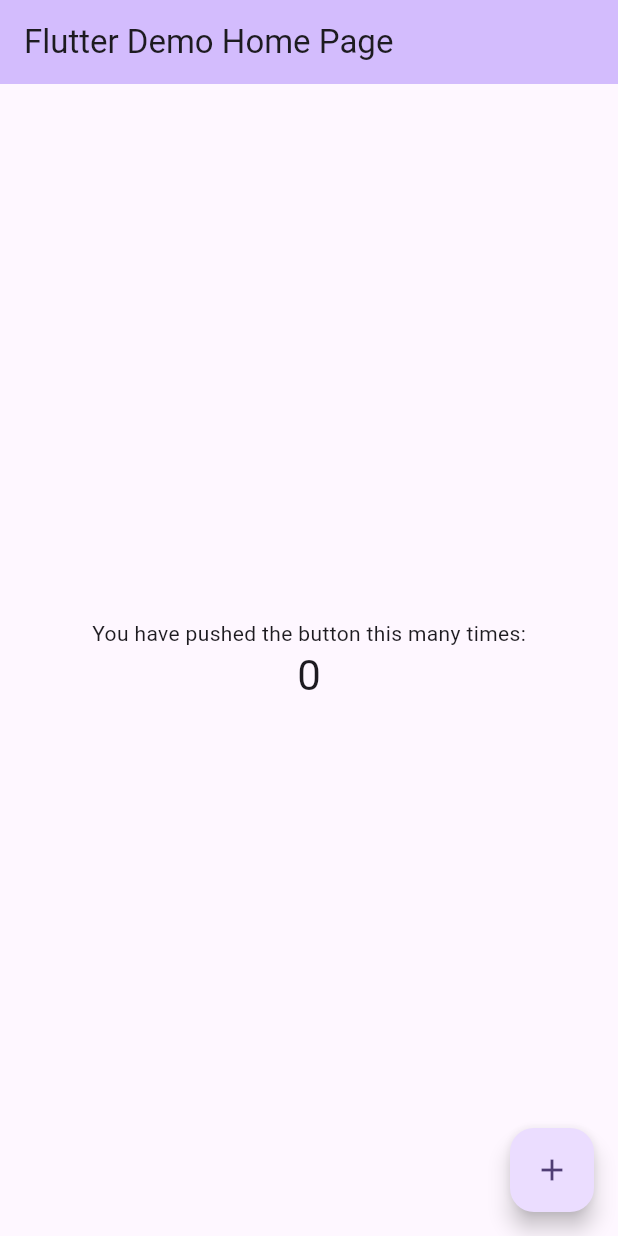
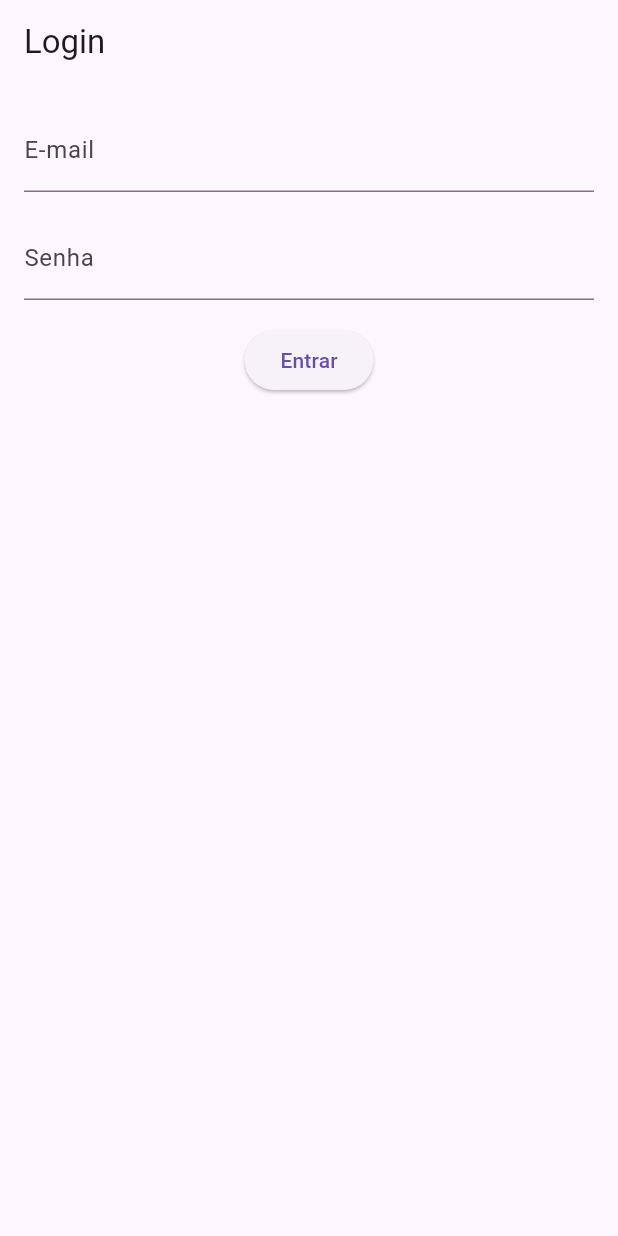
Before and after one commit to JVBC743/servinow-mobile, a Flutter app: the screen it shows after launch, on a phone screen of 412 x 824 dp. Run offline on Flutter 3.47's test engine with Material 3 defaults, Android fonts, the phone set to English and light mode, and no system bars; our stand-ins replace shared_preferences.

Commit message:
setup inicial

```diff
--- a/lib/main.dart
+++ b/lib/main.dart
@@ -1,122 +1,24 @@
 import 'package:flutter/material.dart';
+import 'package:servinow_mobile/screens/auth/login_screen.dart';
 
 void main() {
-  runApp(const MyApp());
+  runApp(const ServinowApp());
 }
 
-class MyApp extends StatelessWidget {
-  const MyApp({super.key});
+class ServinowApp extends StatelessWidget {
+  const ServinowApp({super.key});
 
-  // This widget is the root of your application.
   @override
   Widget build(BuildContext context) {
     return MaterialApp(
-      title: 'Flutter Demo',
-      theme: ThemeData(
-        // This is the theme of your application.
-        //
-        // TRY THIS: Try running your application with "flutter run". You'll see
-        // the application has a purple toolbar. Then, without quitting the app,
-        // try changing the seedColor in the colorScheme below to Colors.green
-        // and then invoke "hot reload" (save your changes or press the "hot
-        // reload" button in a Flutter-supported IDE, or press "r" if you used
-        // the command line to start the app).
-        //
-        // Notice that the counter didn't reset back to zero; the application
-        // state is not lost during the reload. To reset the state, use hot
-        // restart instead.
-        //
-        // This works for code too, not just values: Most code changes can be
-        // tested with just a hot reload.
-        colorScheme: ColorScheme.fromSeed(seedColor: Colors.deepPurple),
-      ),
-      home: const MyHomePage(title: 'Flutter Demo Home Page'),
+      title: 'ServiNow',
+      debugShowCheckedModeBanner: false,
+      theme: ThemeData(primarySwatch: Colors.indigo),
+      initialRoute: '/login',
+      routes: {
+        '/login': (context) => const LoginScreen(),
+        '/home': (context) => const Placeholder(), // Troque pela tela real depois
+      },
     );
   }
 }
-
-class MyHomePage extends StatefulWidget {
-  const MyHomePage({super.key, required this.title});
-
-  // This widget is the home page of your application. It is stateful, meaning
-  // that it has a State object (defined below) that contains fields that affect
-  // how it looks.
-
-  // This class is the configuration for the state. It holds the values (in this
-  // case the title) provided by the parent (in this case the App widget) and
-  // used by the build method of the State. Fields in a Widget subclass are
-  // always marked "final".
-
-  final String title;
-
-  @override
-  State<MyHomePage> createState() => _MyHomePageState();
-}
-
-class _MyHomePageState extends State<MyHomePage> {
-  int _counter = 0;
-
-  void _incrementCounter() {
-    setState(() {
-      // This call to setState tells the Flutter framework that something has
-      // changed in this State, which causes it to rerun the build method below
-      // so that the display can reflect the updated values. If we changed
-      // _counter without calling setState(), then the build method would not be
-      // called again, and so nothing would appear to happen.
-      _counter++;
-    });
-  }
-
-  @override
-  Widget build(BuildContext context) {
-    // This method is rerun every time setState is called, for instance as done
-    // by the _incrementCounter method above.
-    //
-    // The Flutter framework has been optimized to make rerunning build methods
-    // fast, so that you can just rebuild anything that needs updating rather
-    // than having to individually change instances of widgets.
-    return Scaffold(
-      appBar: AppBar(
-        // TRY THIS: Try changing the color here to a specific color (to
-        // Colors.amber, perhaps?) and trigger a hot reload to see the AppBar
-        // change color while the other colors stay the same.
-        backgroundColor: Theme.of(context).colorScheme.inversePrimary,
-        // Here we take the value from the MyHomePage object that was created by
-        // the App.build method, and use it to set our appbar title.
-        title: Text(widget.title),
-      ),
-      body: Center(
-        // Center is a layout widget. It takes a single child and positions it
-        // in the middle of the parent.
-        child: Column(
-          // Column is also a layout widget. It takes a list of children and
-          // arranges them vertically. By default, it sizes itself to fit its
-          // children horizontally, and tries to be as tall as its parent.
-          //
-          // Column has various properties to control how it sizes itself and
-          // how it positions its children. Here we use mainAxisAlignment to
-          // center the children vertically; the main axis here is the vertical
-          // axis because Columns are vertical (the cross axis would be
-          // horizontal).
-          //
-          // TRY THIS: Invoke "debug painting" (choose the "Toggle Debug Paint"
-          // action in the IDE, or press "p" in the console), to see the
-          // wireframe for each widget.
-          mainAxisAlignment: MainAxisAlignment.center,
-          children: <Widget>[
-            const Text('You have pushed the button this many times:'),
-            Text(
-              '$_counter',
-              style: Theme.of(context).textTheme.headlineMedium,
-            ),
-          ],
-        ),
-      ),
-      floatingActionButton: FloatingActionButton(
-        onPressed: _incrementCounter,
-        tooltip: 'Increment',
-        child: const Icon(Icons.add),
-      ), // This trailing comma makes auto-formatting nicer for build methods.
-    );
-  }
-}
--- /dev/null
+++ b/lib/screens/auth/login_screen.dart
@@ -0,0 +1,77 @@
+import 'package:flutter/material.dart';
+import 'package:servinow_mobile/core/services/auth_service.dart';
+import 'package:shared_preferences/shared_preferences.dart';
+
+class LoginScreen extends StatefulWidget {
+  const LoginScreen({super.key});
+
+  @override
+  State<LoginScreen> createState() => _LoginScreenState();
+}
+
+class _LoginScreenState extends State<LoginScreen> {
+  final emailController = TextEditingController();
+  final senhaController = TextEditingController();
+  bool isLoading = false;
+  String? error;
+
+  void _login() async {
+    setState(() {
+      isLoading = true;
+      error = null;
+    });
+
+    final success = await AuthService.login(
+      emailController.text.trim(),
+      senhaController.text,
+    );
+
+    setState(() {
+      isLoading = false;
+    });
+
+    if (success) {
+      if (!mounted) return;
+      Navigator.pushReplacementNamed(context, '/home');
+    } else {
+      setState(() {
+        error = 'E-mail ou senha inválidos';
+      });
+    }
+  }
+
+  @override
+  Widget build(BuildContext context) {
+    return Scaffold(
+      appBar: AppBar(title: const Text('Login')),
+      body: Padding(
+        padding: const EdgeInsets.all(16.0),
+        child: Column(
+          children: [
+            TextField(
+              controller: emailController,
+              decoration: const InputDecoration(labelText: 'E-mail'),
+            ),
+            const SizedBox(height: 16),
+            TextField(
+              controller: senhaController,
+              obscureText: true,
+              decoration: const InputDecoration(labelText: 'Senha'),
+            ),
+            const SizedBox(height: 16),
+            if (error != null) ...[
+              Text(error!, style: const TextStyle(color: Colors.red)),
+              const SizedBox(height: 8),
+            ],
+            isLoading
+                ? const CircularProgressIndicator()
+                : ElevatedButton(
+                    onPressed: _login,
+                    child: const Text('Entrar'),
+                  ),
+          ],
+        ),
+      ),
+    );
+  }
+}
--- a/pubspec.yaml
+++ b/pubspec.yaml
@@ -30,7 +30,8 @@ environment:
 dependencies:
   flutter:
     sdk: flutter
-
+  http: ^0.13.6
+  shared_preferences: ^2.2.2
   # The following adds the Cupertino Icons font to your application.
   # Use with the CupertinoIcons class for iOS style icons.
   cupertino_icons: ^1.0.8
```
Also changed, not shown: lib/core/services/api_service.dart (added, +32 -0 lines), lib/core/services/auth_service.dart (added, +45 -0 lines), lib/core/widgets/card_servico.dart (added, +68 -0 lines), lib/core/widgets/downbar.dart (added, +38 -0 lines), lib/models/user_model.dart (added, +99 -0 lines), lib/providers/auth_provider.dart (added, +66 -0 lines), lib/screens/home/home.dart (added), lib/screens/info/sobre_nos.dart (added), lib/screens/perfil/visualizar_perfil.dart (added), lib/screens/servico/dashboard.dart (added), pubspec.lock, 2 other files.
